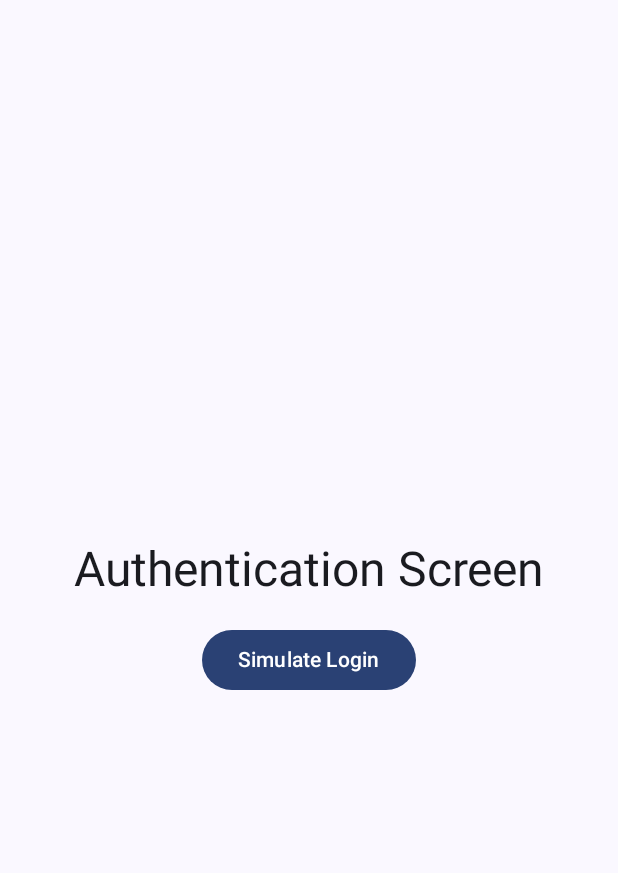
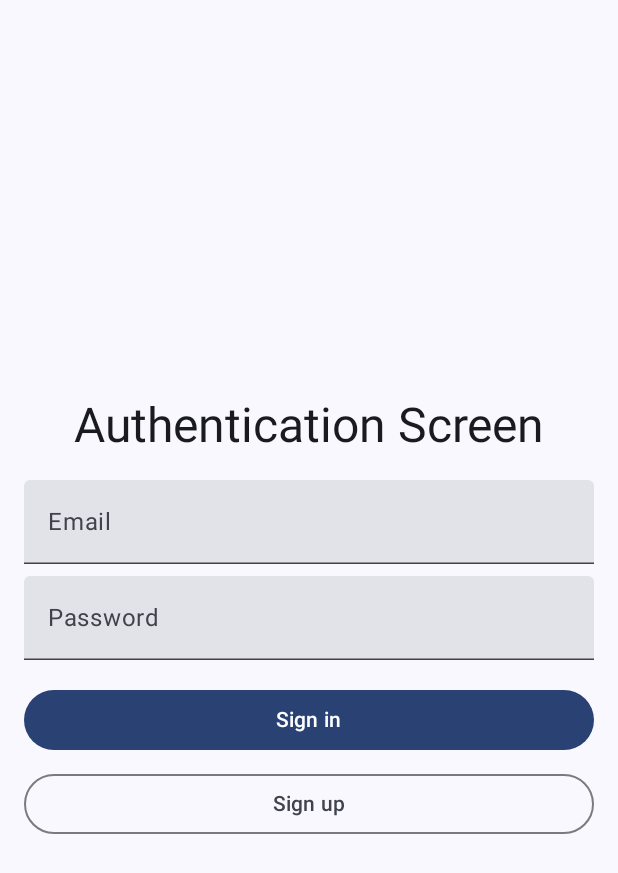
Before and after one commit to danielhoyosceldran/StackIt, an Android app built with Jetpack Compose: the screen it shows after launch (MainActivity), on a phone screen of 412 x 824 dp. Shown: the top 873 px of the screen. Run offline under Robolectric (Android 15) with nearby library versions, the phone set to English and light mode, and no system bars.

Commit message:
auth screen ui done. no functionallity. only change between screens hardcoded

```diff
--- a/app/src/main/java/com/example/stackit/ui/screens/AuthScreen.kt
+++ b/app/src/main/java/com/example/stackit/ui/screens/AuthScreen.kt
@@ -4,33 +4,70 @@ import androidx.compose.foundation.layout.Arrangement
 import androidx.compose.foundation.layout.Column
 import androidx.compose.foundation.layout.Spacer
 import androidx.compose.foundation.layout.fillMaxSize
+import androidx.compose.foundation.layout.fillMaxWidth
 import androidx.compose.foundation.layout.height
+import androidx.compose.foundation.text.input.rememberTextFieldState
 import androidx.compose.material3.Button
 import androidx.compose.material3.MaterialTheme
+import androidx.compose.material3.OutlinedTextField
 import androidx.compose.material3.Surface
 import androidx.compose.material3.Text
+import androidx.compose.material3.TextField
 import androidx.compose.runtime.Composable
+import androidx.compose.runtime.getValue
+import androidx.compose.runtime.mutableStateOf
+import androidx.compose.runtime.remember
+import androidx.compose.runtime.setValue
 import androidx.compose.ui.Alignment
 import androidx.compose.ui.Modifier
 import androidx.compose.ui.tooling.preview.Preview
 import androidx.compose.ui.unit.dp
 import com.example.stackit.ui.theme.StackItTheme
+import androidx.compose.foundation.layout.padding
+import androidx.compose.material3.OutlinedButton
+import androidx.compose.material3.TextButton
+
 
 @Composable
 fun AuthScreen(onLoginClicked: () -> Unit) {
+    var email by remember { mutableStateOf("") }
+    var password by remember { mutableStateOf("") }
     Surface(
         modifier = Modifier.fillMaxSize(),
         color = MaterialTheme.colorScheme.background
     ) {
         Column(
-            modifier = Modifier.fillMaxSize(),
+            modifier = Modifier
+                .fillMaxSize()
+                .padding(16.dp),
             verticalArrangement = Arrangement.Center,
-            horizontalAlignment = Alignment.CenterHorizontally
+            horizontalAlignment = Alignment.CenterHorizontally,
         ) {
             Text(text = "Authentication Screen", style = MaterialTheme.typography.headlineLarge)
-            Spacer(modifier = Modifier.height(16.dp)) // Add some space
-            Button(onClick = onLoginClicked) { // Call the lambda when button is clicked
-                Text("Simulate Login")
+            Spacer(modifier = Modifier.height(16.dp))
+            TextField(
+                value = email,
+                onValueChange = { email = it },
+                label = { Text("Email") },
+                modifier = Modifier.fillMaxWidth()
+            )
+            Spacer(modifier = Modifier.height(8.dp))
+            TextField(
+                value = password,
+                onValueChange = { password = it },
+                label = { Text("Password") },
+                modifier = Modifier.fillMaxWidth()
+            )
+            Spacer(modifier = Modifier.height(16.dp))
+            Button(onClick = onLoginClicked,
+                modifier = Modifier.fillMaxWidth()) { // Call the lambda when button is clicked
+                Text("Sign in")
+            }
+            Spacer(modifier = Modifier.height(8.dp))
+            OutlinedButton(
+                onClick = onLoginClicked,
+                modifier = Modifier.fillMaxWidth()) { // should be changed by signup
+                Text("Sign up")
             }
         }
     }
```
Also changed, not shown: 2 other files.
